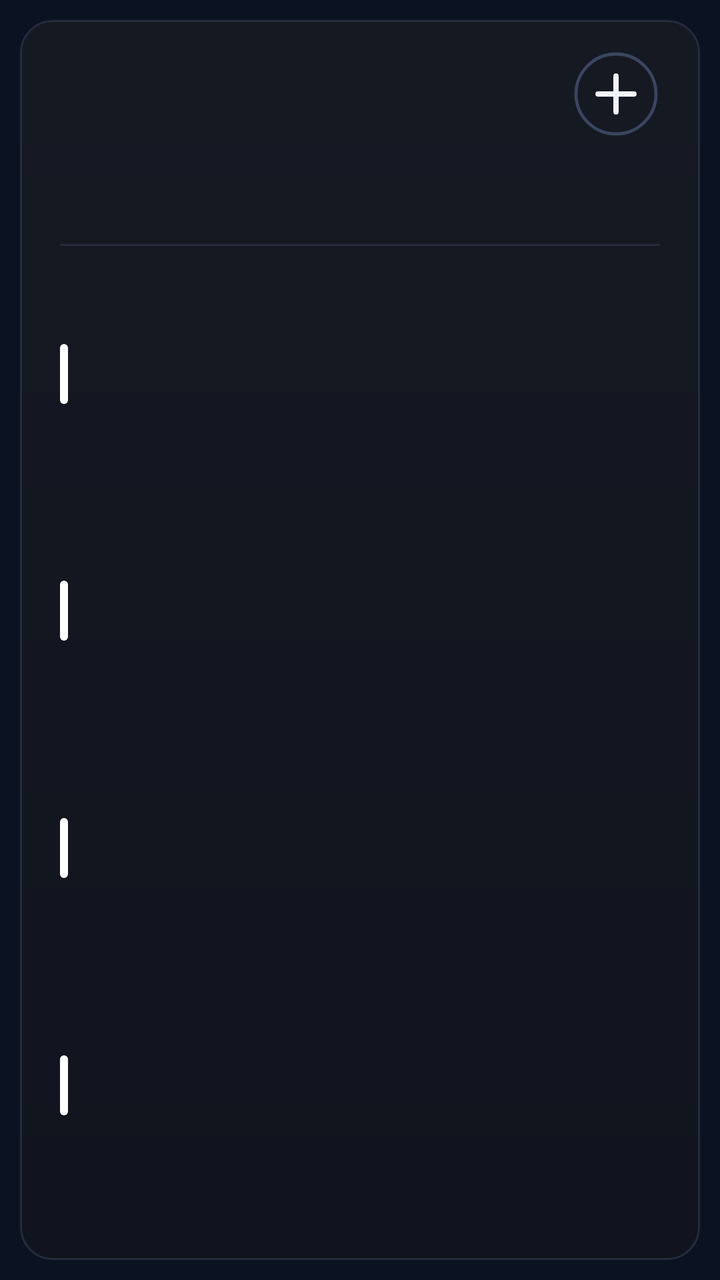
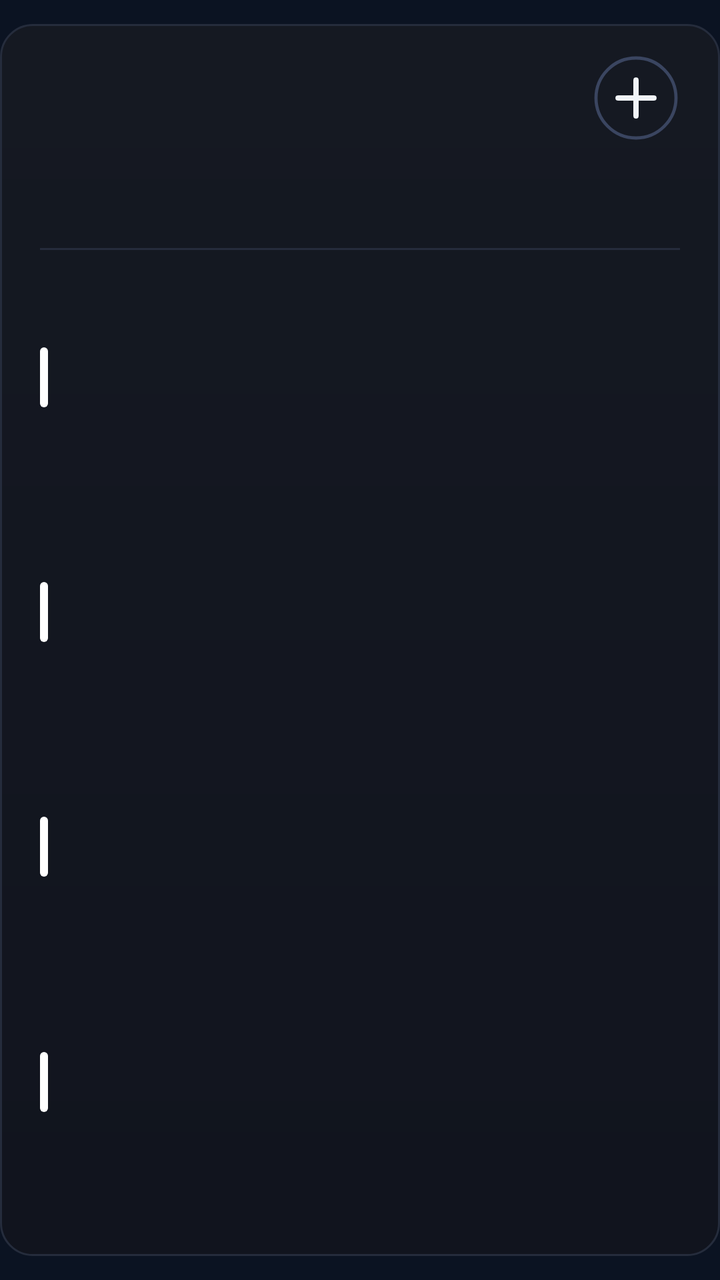

Two renders of the same Android screen: before a commit and after it. Below are the layout's source before the change and the commit's diff.
<!-- AndroidManifest.xml: application theme AppTheme -->
<!-- res/layout/cal_k4.xml -->
<?xml version="1.0" encoding="utf-8"?>
<FrameLayout xmlns:android="http://schemas.android.com/apk/res/android"
    android:id="@+id/root"
    android:layout_width="match_parent"
    android:layout_height="match_parent"
    android:padding="10dp">

    <LinearLayout
        android:id="@+id/panel"
        android:layout_width="match_parent"
        android:layout_height="match_parent"
        android:background="@drawable/cal_panel"
        android:orientation="vertical"
        android:paddingStart="20dp"
        android:paddingTop="13dp"
        android:paddingEnd="20dp"
        android:paddingBottom="14dp">

        
        <LinearLayout
            android:layout_width="match_parent"
            android:layout_height="48dp"
            android:gravity="center_vertical"
            android:orientation="horizontal">
        <ImageView
            android:id="@+id/cal_day"
            android:layout_width="wrap_content"
            android:layout_height="47dp"
            android:adjustViewBounds="true"
            android:scaleType="fitStart" />

            <LinearLayout
                android:layout_width="0dp"
                android:layout_height="wrap_content"
                android:layout_marginStart="12dp"
                android:layout_weight="1"
                android:orientation="vertical">
                <ImageView
                    android:id="@+id/cal_month"
                    android:layout_width="match_parent"
                    android:layout_height="23dp"
                    android:adjustViewBounds="true"
                    android:scaleType="fitStart" />
                <ImageView
                    android:id="@+id/cal_sub"
                    android:layout_width="match_parent"
                    android:layout_height="16dp"
                    android:adjustViewBounds="true"
                    android:layout_marginTop="2dp"
                    android:scaleType="fitStart" />
            </LinearLayout>

            <ImageView
                android:id="@+id/btn_add"
                android:layout_width="44dp"
                android:layout_height="44dp"
                android:contentDescription="New event"
                android:src="@drawable/ic_cal_add" />
        </LinearLayout>

        
        <LinearLayout
            android:layout_width="match_parent"
            android:layout_height="44dp"
            android:layout_marginTop="2dp"
            android:orientation="horizontal">
            <LinearLayout
                android:layout_width="0dp"
                android:layout_height="match_parent"
                android:layout_weight="1"
                android:gravity="center_horizontal"
                android:orientation="vertical">
                <ImageView
                    android:id="@+id/wk_label_0"
                    android:layout_width="wrap_content"
                    android:layout_height="14dp"
                    android:adjustViewBounds="true"
                    android:scaleType="fitCenter" />
                <ImageView
                    android:id="@+id/wk_num_0"
                    android:layout_width="26dp"
                    android:layout_height="26dp"
                    android:adjustViewBounds="true"
                    android:layout_marginTop="3dp"
                    android:scaleType="fitCenter" />
            </LinearLayout>
            <LinearLayout
                android:layout_width="0dp"
                android:layout_height="match_parent"
                android:layout_weight="1"
                android:gravity="center_horizontal"
                android:orientation="vertical">
                <ImageView
                    android:id="@+id/wk_label_1"
                    android:layout_width="wrap_content"
                    android:layout_height="14dp"
                    android:adjustViewBounds="true"
                    android:scaleType="fitCenter" />
                <ImageView
                    android:id="@+id/wk_num_1"
                    android:layout_width="26dp"
                    android:layout_height="26dp"
                    android:adjustViewBounds="true"
                    android:layout_marginTop="3dp"
                    android:scaleType="fitCenter" />
            </LinearLayout>
            <LinearLayout
                android:layout_width="0dp"
                android:layout_height="match_parent"
                android:layout_weight="1"
                android:gravity="center_horizontal"
                android:orientation="vertical">
                <ImageView
                    android:id="@+id/wk_label_2"
                    android:layout_width="wrap_content"
                    android:layout_height="14dp"
                    android:adjustViewBounds="true"
                    android:scaleType="fitCenter" />
                <ImageView
                    android:id="@+id/wk_num_2"
                    android:layout_width="26dp"
                    android:layout_height="26dp"
                    android:adjustViewBounds="true"
                    android:layout_marginTop="3dp"
                    android:scaleType="fitCenter" />
            </LinearLayout>
            <LinearLayout
                android:layout_width="0dp"
                android:layout_height="match_parent"
                android:layout_weight="1"
                android:gravity="center_horizontal"
                android:orientation="vertical">
                <ImageView
                    android:id="@+id/wk_label_3"
                    android:layout_width="wrap_content"
                    android:layout_height="14dp"
                    android:adjustViewBounds="true"
                    android:scaleType="fitCenter" />
                <ImageView
                    android:id="@+id/wk_num_3"
                    android:layout_width="26dp"
                    android:layout_height="26dp"
                    android:adjustViewBounds="true"
                    android:layout_marginTop="3dp"
                    android:scaleType="fitCenter" />
            </LinearLayout>
            <LinearLayout
                android:layout_width="0dp"
                android:layout_height="match_parent"
                android:layout_weight="1"
                android:gravity="center_horizontal"
                android:orientation="vertical">
                <ImageView
                    android:id="@+id/wk_label_4"
                    android:layout_width="wrap_content"
                    android:layout_height="14dp"
                    android:adjustViewBounds="true"
                    android:scaleType="fitCenter" />
                <ImageView
                    android:id="@+id/wk_num_4"
                    android:layout_width="26dp"
                    android:layout_height="26dp"
                    android:adjustViewBounds="true"
                    android:layout_marginTop="3dp"
                    android:scaleType="fitCenter" />
            </LinearLayout>
            <LinearLayout
                android:layout_width="0dp"
                android:layout_height="match_parent"
                android:layout_weight="1"
                android:gravity="center_horizontal"
                android:orientation="vertical">
                <ImageView
                    android:id="@+id/wk_label_5"
                    android:layout_width="wrap_content"
                    android:layout_height="14dp"
                    android:adjustViewBounds="true"
                    android:scaleType="fitCenter" />
                <ImageView
                    android:id="@+id/wk_num_5"
                    android:layout_width="26dp"
                    android:layout_height="26dp"
                    android:adjustViewBounds="true"
                    android:layout_marginTop="3dp"
                    android:scaleType="fitCenter" />
            </LinearLayout>
            <LinearLayout
                android:layout_width="0dp"
                android:layout_height="match_parent"
                android:layout_weight="1"
                android:gravity="center_horizontal"
                android:orientation="vertical">
                <ImageView
                    android:id="@+id/wk_label_6"
                    android:layout_width="wrap_content"
                    android:layout_height="14dp"
                    android:adjustViewBounds="true"
                    android:scaleType="fitCenter" />
                <ImageView
                    android:id="@+id/wk_num_6"
                    android:layout_width="26dp"
                    android:layout_height="26dp"
                    android:adjustViewBounds="true"
                    android:layout_marginTop="3dp"
                    android:scaleType="fitCenter" />
            </LinearLayout>
        </LinearLayout>

        <ImageView
            android:layout_width="match_parent"
            android:layout_height="1dp"
            android:layout_marginTop="5dp"
            android:layout_marginBottom="5dp"
            android:scaleType="fitXY"
            android:src="@drawable/cal_divider" />

        
        <LinearLayout
            android:layout_width="match_parent"
            android:layout_height="0dp"
            android:layout_weight="1"
            android:orientation="vertical">
        <LinearLayout
            android:id="@+id/cal_row_0"
            android:layout_width="match_parent"
            android:layout_height="0dp"
            android:layout_weight="1"
            android:gravity="center_vertical"
            android:orientation="horizontal">

            <ImageView
                android:id="@+id/cal_bar_0"
                android:layout_width="4dp"
                android:layout_height="30dp"
                android:layout_marginEnd="11dp"
                android:scaleType="fitXY"
                android:src="@drawable/cal_bar" />

            <LinearLayout
                android:layout_width="0dp"
                android:layout_height="wrap_content"
                android:layout_weight="1"
                android:orientation="vertical">

                <LinearLayout
                    android:layout_width="match_parent"
                    android:layout_height="wrap_content"
                    android:orientation="horizontal">
                    <ImageView
                        android:id="@+id/cal_time_0"
                        android:layout_width="wrap_content"
                        android:layout_height="16dp"
                        android:adjustViewBounds="true"
                        android:scaleType="fitStart" />
                    <ImageView
                        android:id="@+id/cal_hint_0"
                        android:layout_width="wrap_content"
                        android:layout_height="16dp"
                        android:adjustViewBounds="true"
                        android:layout_marginStart="9dp"
                        android:scaleType="fitStart" />
                </LinearLayout>
                <ImageView
                    android:id="@+id/cal_title_0"
                    android:layout_width="match_parent"
                    android:layout_height="22dp"
                    android:adjustViewBounds="true"
                    android:layout_marginTop="1dp"
                    android:scaleType="fitStart" />
            </LinearLayout>
        </LinearLayout>
        <LinearLayout
            android:id="@+id/cal_row_1"
            android:layout_width="match_parent"
            android:layout_height="0dp"
            android:layout_weight="1"
            android:gravity="center_vertical"
            android:orientation="horizontal">

            <ImageView
                android:id="@+id/cal_bar_1"
                android:layout_width="4dp"
                android:layout_height="30dp"
                android:layout_marginEnd="11dp"
                android:scaleType="fitXY"
                android:src="@drawable/cal_bar" />

            <LinearLayout
                android:layout_width="0dp"
                android:layout_height="wrap_content"
                android:layout_weight="1"
                android:orientation="vertical">

                <LinearLayout
                    android:layout_width="match_parent"
                    android:layout_height="wrap_content"
                    android:orientation="horizontal">
                    <ImageView
                        android:id="@+id/cal_time_1"
                        android:layout_width="wrap_content"
                        android:layout_height="16dp"
                        android:adjustViewBounds="true"
                        android:scaleType="fitStart" />
                    <ImageView
                        android:id="@+id/cal_hint_1"
                        android:layout_width="wrap_content"
                        android:layout_height="16dp"
                        android:adjustViewBounds="true"
                        android:layout_marginStart="9dp"
                        android:scaleType="fitStart" />
                </LinearLayout>
                <ImageView
                    android:id="@+id/cal_title_1"
                    android:layout_width="match_parent"
                    android:layout_height="22dp"
                    android:adjustViewBounds="true"
                    android:layout_marginTop="1dp"
                    android:scaleType="fitStart" />
            </LinearLayout>
        </LinearLayout>
        <LinearLayout
            android:id="@+id/cal_row_2"
            android:layout_width="match_parent"
            android:layout_height="0dp"
            android:layout_weight="1"
            android:gravity="center_vertical"
            android:orientation="horizontal">

            <ImageView
                android:id="@+id/cal_bar_2"
                android:layout_width="4dp"
                android:layout_height="30dp"
                android:layout_marginEnd="11dp"
                android:scaleType="fitXY"
                android:src="@drawable/cal_bar" />

            <LinearLayout
                android:layout_width="0dp"
                android:layout_height="wrap_content"
                android:layout_weight="1"
                android:orientation="vertical">

                <LinearLayout
                    android:layout_width="match_parent"
                    android:layout_height="wrap_content"
                    android:orientation="horizontal">
                    <ImageView
                        android:id="@+id/cal_time_2"
                        android:layout_width="wrap_content"
                        android:layout_height="16dp"
                        android:adjustViewBounds="true"
                        android:scaleType="fitStart" />
                    <ImageView
                        android:id="@+id/cal_hint_2"
                        android:layout_width="wrap_content"
                        android:layout_height="16dp"
                        android:adjustViewBounds="true"
                        android:layout_marginStart="9dp"
                        android:scaleType="fitStart" />
                </LinearLayout>
                <ImageView
                    android:id="@+id/cal_title_2"
                    android:layout_width="match_parent"
                    android:layout_height="22dp"
                    android:adjustViewBounds="true"
                    android:layout_marginTop="1dp"
                    android:scaleType="fitStart" />
            </LinearLayout>
        </LinearLayout>
        <LinearLayout
            android:id="@+id/cal_row_3"
            android:layout_width="match_parent"
            android:layout_height="0dp"
            android:layout_weight="1"
            android:gravity="center_vertical"
            android:orientation="horizontal">

            <ImageView
                android:id="@+id/cal_bar_3"
                android:layout_width="4dp"
                android:layout_height="30dp"
                android:layout_marginEnd="11dp"
                android:scaleType="fitXY"
                android:src="@drawable/cal_bar" />

            <LinearLayout
                android:layout_width="0dp"
                android:layout_height="wrap_content"
                android:layout_weight="1"
                android:orientation="vertical">

                <LinearLayout
                    android:layout_width="match_parent"
                    android:layout_height="wrap_content"
                    android:orientation="horizontal">
                    <ImageView
                        android:id="@+id/cal_time_3"
                        android:layout_width="wrap_content"
                        android:layout_height="16dp"
                        android:adjustViewBounds="true"
                        android:scaleType="fitStart" />
                    <ImageView
                        android:id="@+id/cal_hint_3"
                        android:layout_width="wrap_content"
                        android:layout_height="16dp"
                        android:adjustViewBounds="true"
                        android:layout_marginStart="9dp"
                        android:scaleType="fitStart" />
                </LinearLayout>
                <ImageView
                    android:id="@+id/cal_title_3"
                    android:layout_width="match_parent"
                    android:layout_height="22dp"
                    android:adjustViewBounds="true"
                    android:layout_marginTop="1dp"
                    android:scaleType="fitStart" />
            </LinearLayout>
        </LinearLayout>
        </LinearLayout>
        <ImageView
            android:id="@+id/cal_more"
            android:layout_width="match_parent"
            android:layout_height="14dp"
            android:adjustViewBounds="true"
            android:scaleType="fitEnd" />
    </LinearLayout>
</FrameLayout>
<!-- resources referenced by this layout -->
<resources>
  <!-- drawable cal_bar (drawable) -->
  <?xml version="1.0" encoding="utf-8"?>
  <shape xmlns:android="http://schemas.android.com/apk/res/android" android:shape="rectangle">
      <solid android:color="#FFFFFFFF" />
      <corners android:radius="2dp" />
  </shape>
  <!-- drawable cal_divider (drawable) -->
  <?xml version="1.0" encoding="utf-8"?>
  <shape xmlns:android="http://schemas.android.com/apk/res/android" android:shape="rectangle">
      <solid android:color="#FF252C3C" />
  </shape>
  <!-- drawable cal_panel (drawable) -->
  <?xml version="1.0" encoding="utf-8"?>
  <shape xmlns:android="http://schemas.android.com/apk/res/android" android:shape="rectangle">
      <gradient android:angle="270" android:startColor="#FF151922" android:endColor="#FF11141E" />
      <stroke android:width="1dp" android:color="#FF252C3C" />
      <corners android:radius="@dimen/widget_radius" />
  </shape>
  <!-- drawable ic_cal_add (drawable) -->
  <?xml version="1.0" encoding="utf-8"?>
  <vector xmlns:android="http://schemas.android.com/apk/res/android"
      android:width="44dp"
      android:height="44dp"
      android:viewportWidth="44"
      android:viewportHeight="44">
      <path
          android:pathData="M22,22m-20,0a20,20 0,1 1,40 0a20,20 0,1 1,-40 0"
          android:strokeColor="#FF3A4560"
          android:strokeWidth="1.6" />
      <path
          android:pathData="M13,22L31,22M22,13L22,31"
          android:strokeColor="#FFF1F5F9"
          android:strokeLineCap="round"
          android:strokeWidth="2.6" />
  </vector>
  <style name="AppTheme" parent="@android:style/Theme.DeviceDefault.NoActionBar">
          <item name="android:colorAccent">#DF8B35</item>
          <item name="android:colorControlActivated">#DF8B35</item>
          <item name="android:windowBackground">#0B1322</item>
          <item name="android:statusBarColor">#0E111A</item>
          <item name="android:navigationBarColor">#0B1322</item>
          <item name="android:textColorHint">#718096</item>
      </style>
  <dimen name="widget_radius">16dp</dimen>
</resources>

<!-- the commit's change to res/layout/cal_k4.xml (unified diff, before → after) -->
@@ -3,7 +3,8 @@
     android:id="@+id/root"
     android:layout_width="match_parent"
     android:layout_height="match_parent"
-    android:padding="10dp">
+    android:paddingTop="12dp"
+    android:paddingBottom="12dp">
 
     <LinearLayout
         android:id="@+id/panel"
